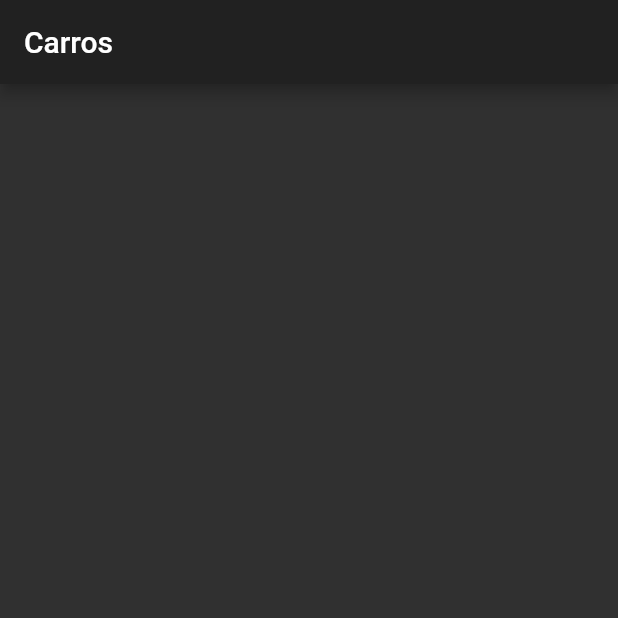
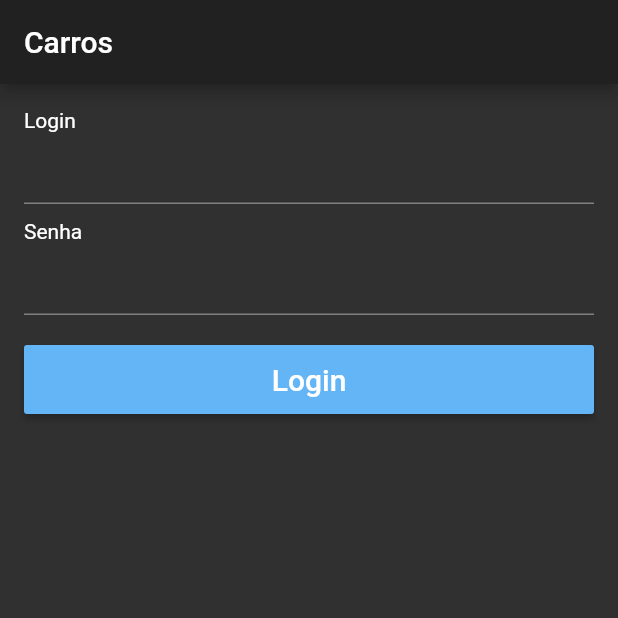
Before and after one commit to santoslucas11/ProjetoCarrosFlutter, a Flutter app: the screen it shows after launch, on a phone screen of 412 x 824 dp, the top half of it. Run offline on Flutter 3.47's test engine with Material 2 defaults, Android fonts, the phone set to English and light mode, and no system bars.

Commit message:
implementação Form de Login

```diff
--- a/projeto_carros/lib/pages/login_pages.dart
+++ b/projeto_carros/lib/pages/login_pages.dart
@@ -11,6 +11,31 @@ class LoginPage extends StatelessWidget {
   }
 
   _body() {
-    //return Container(color: Colors.white);
+    return Container(
+      padding: EdgeInsets.all(16),
+      child: ListView(
+        children: <Widget>[
+          Text("Login"),
+          TextFormField(),
+          SizedBox(height: 10),
+          Text("Senha"),
+          TextFormField(obscureText: true),
+          SizedBox(height: 20),
+          Container(
+            height: 46,
+            child: RaisedButton(
+              color: Colors.blue[300],
+              child: Text(
+                "Login",
+                  style: TextStyle(color: Colors.white, fontSize: 20),
+              ),
+              onPressed: () {
+                print("login");
+              },
+            ),
+          )
+        ],
+      ),
+    );
   }
 }
```
